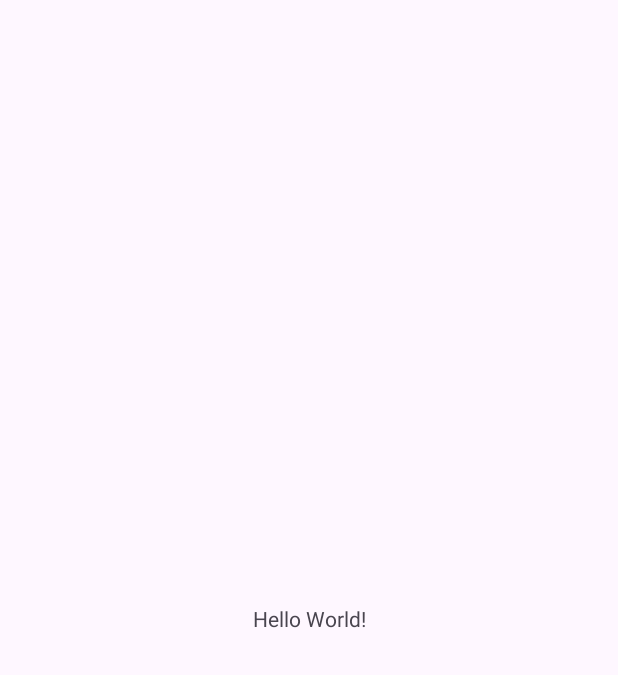
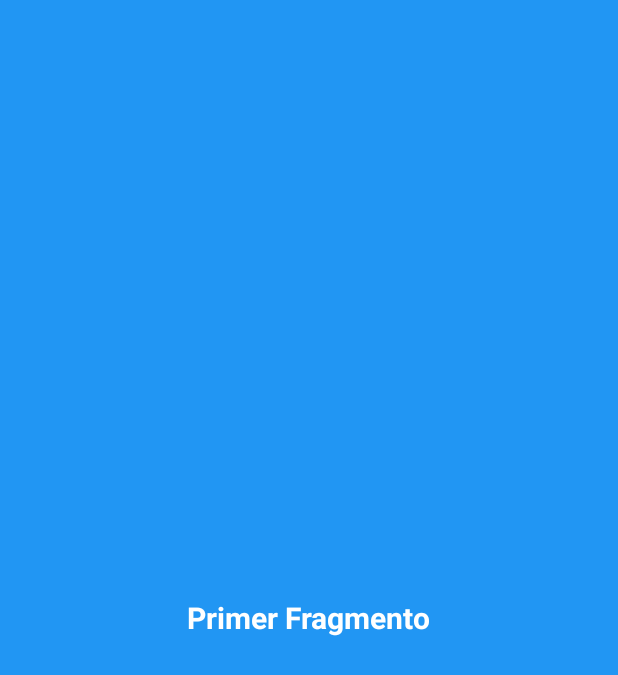
Before and after one commit to gabo748/fragments, an Android app: the screen it shows after launch (MainActivity), on a phone screen of 412 x 824 dp. Before the commit the part shown is almost empty. Shown: the top 675 px of the screen. Run offline under Robolectric (Android 15) with nearby library versions, the phone set to English and light mode, and no system bars.

Commit message:
practice finished

```diff
--- a/app/build.gradle.kts
+++ b/app/build.gradle.kts
@@ -33,7 +33,7 @@ android {
 }
 
 dependencies {
-
+    implementation("androidx.fragment:fragment-ktx:1.6.2")
     implementation("androidx.core:core-ktx:1.10.1")
     implementation("androidx.appcompat:appcompat:1.6.1")
     implementation("com.google.android.material:material:1.9.0")
--- a/app/src/main/java/sv/edu/ufg/fis/amb/camposlopez/MainActivity.kt
+++ b/app/src/main/java/sv/edu/ufg/fis/amb/camposlopez/MainActivity.kt
@@ -2,10 +2,20 @@ package sv.edu.ufg.fis.amb.camposlopez
 
 import androidx.appcompat.app.AppCompatActivity
 import android.os.Bundle
+import androidx.fragment.app.commit
+import androidx.fragment.app.replace
 
 class MainActivity : AppCompatActivity() {
     override fun onCreate(savedInstanceState: Bundle?) {
         super.onCreate(savedInstanceState)
         setContentView(R.layout.activity_main)
+
+        supportFragmentManager.commit {
+            replace<primer_fragmento>(R.id.fragment_container_view)
+            setReorderingAllowed(true)
+            addToBackStack("replacement")
+        }
+
     }
+
 }
--- /dev/null
+++ b/app/src/main/java/sv/edu/ufg/fis/amb/camposlopez/primer_fragmento.kt
@@ -0,0 +1,59 @@
+package sv.edu.ufg.fis.amb.camposlopez
+
+import android.os.Bundle
+import androidx.fragment.app.Fragment
+import android.view.LayoutInflater
+import android.view.View
+import android.view.ViewGroup
+
+// TODO: Rename parameter arguments, choose names that match
+// the fragment initialization parameters, e.g. ARG_ITEM_NUMBER
+private const val ARG_PARAM1 = "param1"
+private const val ARG_PARAM2 = "param2"
+
+/**
+ * A simple [Fragment] subclass.
+ * Use the [primer_fragmento.newInstance] factory method to
+ * create an instance of this fragment.
+ */
+class primer_fragmento : Fragment() {
+    // TODO: Rename and change types of parameters
+    private var param1: String? = null
+    private var param2: String? = null
+
+    override fun onCreate(savedInstanceState: Bundle?) {
+        super.onCreate(savedInstanceState)
+        arguments?.let {
+            param1 = it.getString(ARG_PARAM1)
+            param2 = it.getString(ARG_PARAM2)
+        }
+    }
+
+    override fun onCreateView(
+        inflater: LayoutInflater, container: ViewGroup?,
+        savedInstanceState: Bundle?
+    ): View? {
+        // Inflate the layout for this fragment
+        return inflater.inflate(R.layout.fragment_primer_fragmento, container, false)
+    }
+
+    companion object {
+        /**
+         * Use this factory method to create a new instance of
+         * this fragment using the provided parameters.
+         *
+         * @param param1 Parameter 1.
+         * @param param2 Parameter 2.
+         * @return A new instance of fragment primer_fragmento.
+         */
+        // TODO: Rename and change types and number of parameters
+        @JvmStatic
+        fun newInstance(param1: String, param2: String) =
+            primer_fragmento().apply {
+                arguments = Bundle().apply {
+                    putString(ARG_PARAM1, param1)
+                    putString(ARG_PARAM2, param2)
+                }
+            }
+    }
+}
--- a/app/src/main/res/layout/activity_main.xml
+++ b/app/src/main/res/layout/activity_main.xml
@@ -6,13 +6,18 @@
     android:layout_height="match_parent"
     tools:context=".MainActivity">
 
-    <TextView
-        android:layout_width="wrap_content"
-        android:layout_height="wrap_content"
-        android:text="Hello World!"
-        app:layout_constraintBottom_toBottomOf="parent"
-        app:layout_constraintEnd_toEndOf="parent"
-        app:layout_constraintStart_toStartOf="parent"
-        app:layout_constraintTop_toTopOf="parent" />
+
+    <androidx.fragment.app.FragmentContainerView
+        xmlns:android="http://schemas.android.com/apk/res/android"
+        xmlns:app="http://schemas.android.com/apk/res-auto"
+        android:layout_width="match_parent"
+        android:layout_height="match_parent"
+        android:id="@+id/fragment_container_view"
+        android:tag="my_tag"
+        >
+
+
+
+    </androidx.fragment.app.FragmentContainerView>
 
 </androidx.constraintlayout.widget.ConstraintLayout>
--- /dev/null
+++ b/app/src/main/res/layout/fragment_primer_fragmento.xml
@@ -0,0 +1,20 @@
+<?xml version="1.0" encoding="utf-8"?>
+<FrameLayout xmlns:android="http://schemas.android.com/apk/res/android"
+    xmlns:tools="http://schemas.android.com/tools"
+    android:layout_width="match_parent"
+    android:layout_height="match_parent"
+    android:background="@color/azul"
+    tools:context=".primer_fragmento">
+
+    <!-- TODO: Update blank fragment layout -->
+    <TextView
+        android:layout_width="wrap_content"
+        android:layout_height="wrap_content"
+        android:textSize="20sp"
+        android:textColor="@color/white"
+        android:textStyle="bold"
+        android:layout_gravity="center"
+
+        android:text="@string/saludo_primer_fragmento" />
+
+</FrameLayout>
--- a/app/src/main/res/values/strings.xml
+++ b/app/src/main/res/values/strings.xml
@@ -1,3 +1,9 @@
 <resources>
     <string name="app_name">camposlopez</string>
+    <string name="saludo_primer_fragmento">Primer Fragmento</string>
+    <string name="saludo_segundo_fragmento">Segundo Fragmento</string>
+    <string name="saludo_tercer_fragmento">Tercer Fragmento</string>
+    <string name="saludo_cuarto_fragmento">Cuarto Fragmento</string>
+    <!-- TODO: Remove or change this placeholder text -->
+    <string name="hello_blank_fragment">Hello blank fragment</string>
 </resources>
--- a/app/src/main/res/values/themes.xml
+++ b/app/src/main/res/values/themes.xml
@@ -3,6 +3,7 @@
     <style name="Base.Theme.Camposlopez" parent="Theme.Material3.DayNight.NoActionBar">
         <!-- Customize your light theme here. -->
         <!-- <item name="colorPrimary">@color/my_light_primary</item> -->
+        <item name="android:windowBackground">@color/amarillo</item>
     </style>
 
     <style name="Theme.Camposlopez" parent="Base.Theme.Camposlopez" />
```
